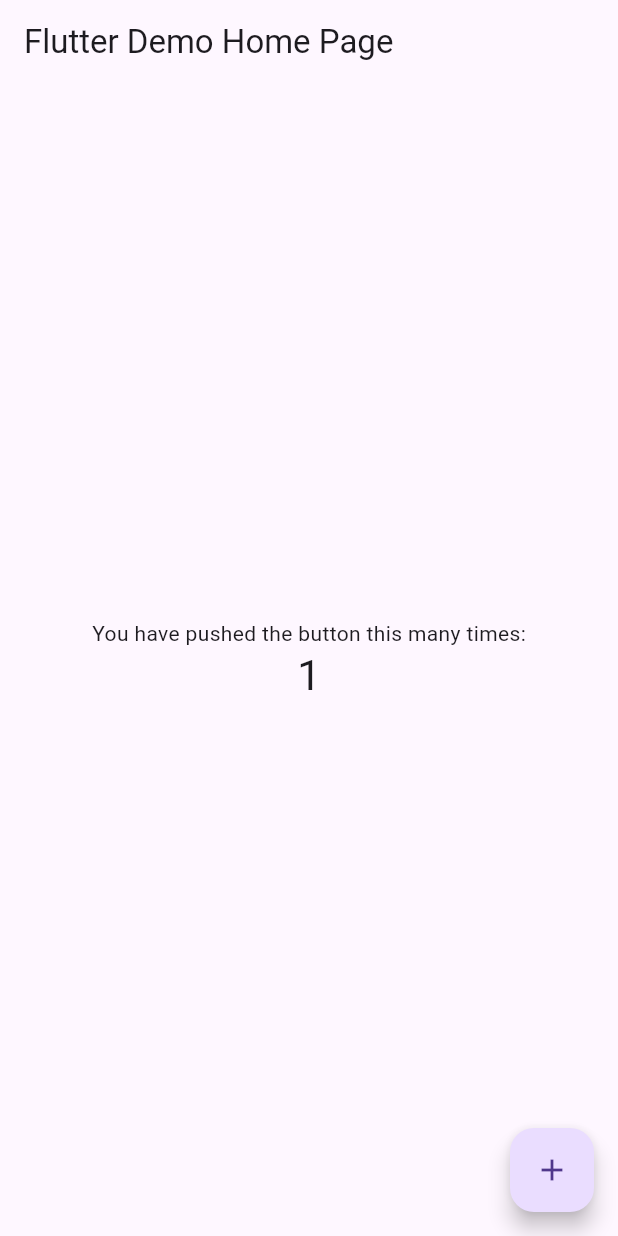
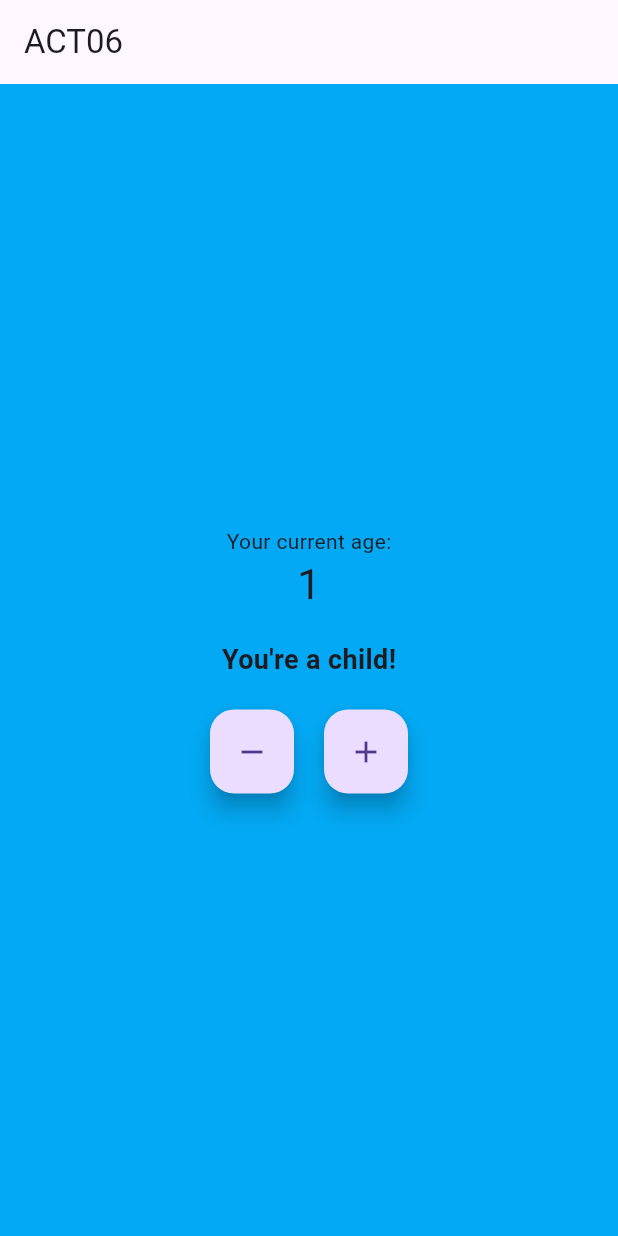
Before and after one commit to tan8325/act06, a Flutter app: the screen it shows after launch, after a tap on the "add" icon, on a phone screen of 412 x 824 dp. Run offline on Flutter 3.47's test engine with Material 3 defaults, Android fonts, the phone set to English and light mode, and no system bars; missing offline and left inert: window_size.

Commit message:
Modified code to do age counter w/ messages and colors

```diff
--- a/lib/main.dart
+++ b/lib/main.dart
@@ -8,7 +8,7 @@
   setupWindow();
   runApp(
     ChangeNotifierProvider(
-      create: (context) => Counter(),
+      create: (context) => AgeCounter(),
       child: const MyApp(),
     ),
   );
@@ -20,7 +20,7 @@
 void setupWindow() {
   if (!kIsWeb && (Platform.isWindows || Platform.isLinux || Platform.isMacOS)) {
     WidgetsFlutterBinding.ensureInitialized();
-    setWindowTitle('Provider Counter');
+    setWindowTitle('ACT06');
     setWindowMinSize(const Size(windowWidth, windowHeight));
     setWindowMaxSize(const Size(windowWidth, windowHeight));
     getCurrentScreen().then((screen) {
@@ -33,12 +33,33 @@
   }
 }
 
-class Counter with ChangeNotifier {
-  int value = 0;
+class AgeCounter with ChangeNotifier {
+  int age = 0;
 
   void increment() {
-    value += 1;
+    age++;
     notifyListeners();
+  }
+
+  void decrement() {
+    if (age > 0) {
+      age--;
+      notifyListeners();
+    }
+  }
+
+  Map<String, dynamic> get milestone {
+    if (age <= 12) {
+      return {"message": "You're a child!", "color": Colors.lightBlue};
+    } else if (age <= 19) {
+      return {"message": "Teenager time!", "color": Colors.lightGreen};
+    } else if (age <= 30) {
+      return {"message": "You're a young adult!", "color": Colors.yellow.shade200};
+    } else if (age <= 50) {
+      return {"message": "You're an adult now!", "color": Colors.orange};
+    } else {
+      return {"message": "Golden years!", "color": Colors.grey};
+    }
   }
 }
 
@@ -48,7 +69,7 @@
   @override
   Widget build(BuildContext context) {
     return MaterialApp(
-      title: 'Flutter Demo',
+      title: 'ACT06',
       theme: ThemeData(
         primarySwatch: Colors.blue,
         useMaterial3: true,
@@ -63,30 +84,47 @@
 
   @override
   Widget build(BuildContext context) {
+    final ageCounter = Provider.of<AgeCounter>(context);
+
     return Scaffold(
+      backgroundColor: ageCounter.milestone["color"],
       appBar: AppBar(
-        title: const Text('Flutter Demo Home Page'),
+        title: const Text('ACT06'),
       ),
       body: Center(
         child: Column(
           mainAxisAlignment: MainAxisAlignment.center,
           children: [
-            const Text('You have pushed the button this many times:'),
-            Consumer<Counter>(
-              builder: (context, counter, child) => Text(
-                '${counter.value}',
+            const Text('Your current age:'),
+            Consumer<AgeCounter>(
+              builder: (context, ageCounter, child) => Text(
+                '${ageCounter.age}',
                 style: Theme.of(context).textTheme.headlineMedium,
               ),
+            ),
+            const SizedBox(height: 20),
+            Text(
+              ageCounter.milestone["message"],
+              style: const TextStyle(fontSize: 18, fontWeight: FontWeight.bold),
+            ),
+            const SizedBox(height: 20),
+            Row(
+              mainAxisAlignment: MainAxisAlignment.center,
+              children: [
+                FloatingActionButton(
+                  onPressed: ageCounter.decrement,
+                  child: const Icon(Icons.remove),
+                ),
+                const SizedBox(width: 20),
+                FloatingActionButton(
+                  onPressed: ageCounter.increment,
+                  child: const Icon(Icons.add),
+                ),
+              ],
             ),
           ],
         ),
       ),
-      floatingActionButton: FloatingActionButton(
-        onPressed: () {
-          Provider.of<Counter>(context, listen: false).increment();
-        },
-        child: const Icon(Icons.add),
-      ),
     );
   }
 }
```
